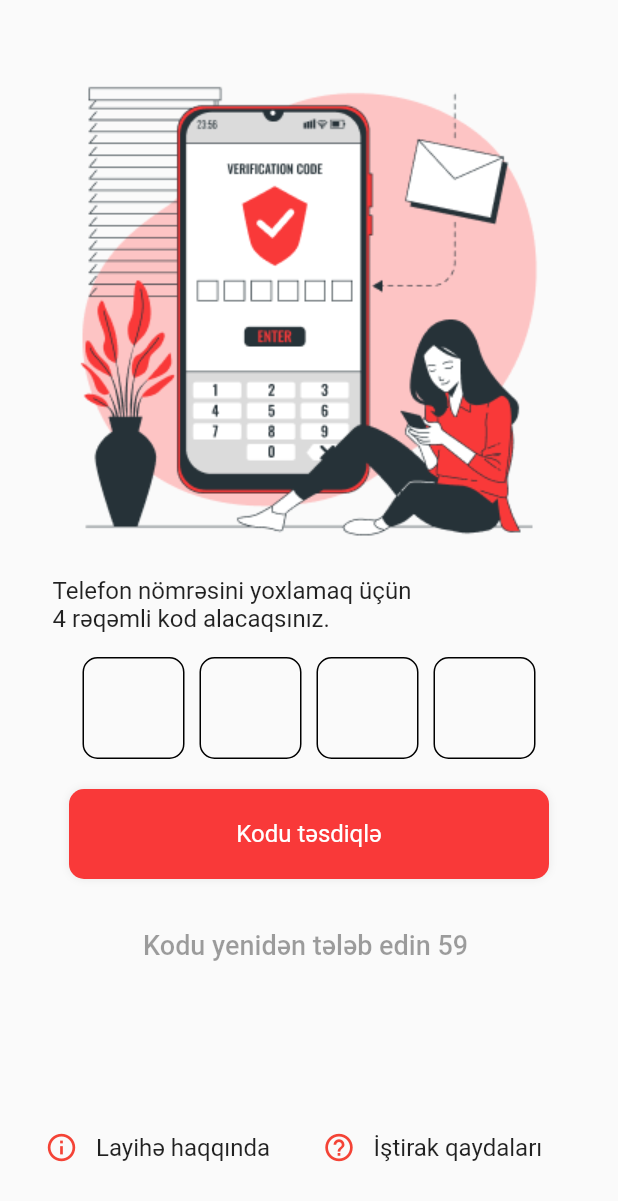
After one commit to ibragimazizli/hemreylik_app, a Flutter app: the screen it shows after launch, after a tap on "Daxil ol", on a phone screen of 412 x 824 dp. The commit adds this screen. Shown: the top 1201 px of the screen. Run offline on Flutter 3.47's test engine with Material 2 defaults, Android fonts, the phone set to English and light mode, and no system bars; our stand-ins replace intl_phone_number_input.

Commit message:
otp screen

```diff
--- a/lib/screens/home_screen.dart
+++ b/lib/screens/home_screen.dart
@@ -1,6 +1,6 @@
 import 'package:flutter/material.dart';
 
-import '../widgets/c_button.dart';
+import '../widgets/bottom_elements.dart';
 import '../widgets/input_box.dart';
 
 class HomeScreen extends StatefulWidget {
@@ -18,7 +18,7 @@ class _HomeScreenState extends State<HomeScreen> {
         child: SingleChildScrollView(
           scrollDirection: Axis.vertical,
           child: Column(
-            mainAxisAlignment: MainAxisAlignment.center,
+            mainAxisAlignment: MainAxisAlignment.spaceBetween,
             children: [
               SizedBox(
                 width: 320,
@@ -47,48 +47,9 @@ class _HomeScreenState extends State<HomeScreen> {
                 child: InputBox(),
               ),
               const SizedBox(
-                height: 16,
-              ),
-              const SubmitButton(
-                text: "Daxil ol",
-              ),
-              const SizedBox(
                 height: 200,
               ),
-              const Padding(
-                padding: EdgeInsets.symmetric(horizontal: 30.0),
-                child: Row(
-                  children: [
-                    Icon(
-                      Icons.info_outline,
-                      color: Colors.red,
-                      size: 22,
-                    ),
-                    SizedBox(
-                      width: 12,
-                    ),
-                    Text(
-                      "Layihə haqqında",
-                      style: TextStyle(fontSize: 16),
-                    ),
-                    SizedBox(
-                      width: 35,
-                    ),
-                    Icon(
-                      Icons.help_outline,
-                      color: Colors.red,
-                      size: 22,
-                    ),
-                    SizedBox(
-                      width: 12,
-                    ),
-                    Text(
-                      "İştirak qaydaları",
-                      style: TextStyle(fontSize: 16),
-                    )
-                  ],
-                ),
-              ),
+              BottomElements(),
             ],
           ),
         ),
--- /dev/null
+++ b/lib/screens/otp_screen.dart
@@ -0,0 +1,145 @@
+// ignore_for_file: library_private_types_in_public_api
+
+import 'package:flutter/material.dart';
+import 'package:hermeyliyin_sesi/screens/home_screen.dart';
+import 'package:hermeyliyin_sesi/widgets/bottom_elements.dart';
+import 'dart:async';
+
+import 'package:hermeyliyin_sesi/widgets/c_button.dart';
+
+import '../widgets/otp_boxes.dart';
+
+class OTPScreen extends StatefulWidget {
+  const OTPScreen({super.key});
+
+  @override
+  _OTPScreenState createState() => _OTPScreenState();
+}
+
+class _OTPScreenState extends State<OTPScreen> {
+  int _countdownTime = 60;
+  Timer? _timer;
+  final List<FocusNode> _focusNodes = List.generate(4, (index) => FocusNode());
+  final List<TextEditingController> _controllers = List.generate(
+    4,
+    (index) => TextEditingController(),
+  );
+
+  @override
+  void initState() {
+    super.initState();
+    startTimer();
+  }
+
+  void startTimer() {
+    _timer = Timer.periodic(const Duration(seconds: 1), (timer) {
+      setState(() {
+        if (_countdownTime > 0) {
+          _countdownTime--;
+        } else {
+          _timer?.cancel();
+        }
+      });
+    });
+  }
+
+  void _resendOTP() {
+    // Logic for resending OTP
+    startTimer();
+  }
+
+  @override
+  void dispose() {
+    _timer?.cancel();
+    super.dispose();
+  }
+
+  @override
+  Widget build(BuildContext context) {
+    return Scaffold(
+      body: Center(
+        child: SingleChildScrollView(
+          scrollDirection: Axis.vertical,
+          child: Column(
+            mainAxisAlignment: MainAxisAlignment.spaceBetween,
+            children: [
+              SizedBox(
+                width: 320,
+                height: 320,
+                child: Image.asset(
+                  'assets/images/otp.png',
+                  fit: BoxFit.cover,
+                ),
+              ),
+              const SizedBox(
+                height: 16,
+              ),
+              const Row(
+                children: [
+                  Padding(
+                    padding: EdgeInsets.symmetric(horizontal: 35.0),
+                    child: Text(
+                      "Telefon nömrəsini yoxlamaq üçün\n4 rəqəmli kod alacaqsınız.",
+                      style: TextStyle(fontSize: 16),
+                    ),
+                  ),
+                ],
+              ),
+              const SizedBox(
+                height: 16,
+              ),
+              Row(
+                mainAxisAlignment: MainAxisAlignment.center,
+                children: [
+                  OtpBoxes(
+                    controllers: _controllers,
+                    focusNodes: _focusNodes,
+                    index: 0,
+                  ),
+                  const SizedBox(width: 10),
+                  OtpBoxes(
+                    controllers: _controllers,
+                    focusNodes: _focusNodes,
+                    index: 1,
+                  ),
+                  const SizedBox(width: 10),
+                  OtpBoxes(
+                    controllers: _controllers,
+                    focusNodes: _focusNodes,
+                    index: 2,
+                  ),
+                  const SizedBox(width: 10),
+                  OtpBoxes(
+                    controllers: _controllers,
+                    focusNodes: _focusNodes,
+                    index: 3,
+                  ),
+                ],
+              ),
+              const SizedBox(height: 20),
+              SubmitButton(
+                onTap: () {
+                  Navigator.push(context,
+                      MaterialPageRoute(builder: (_) => const HomeScreen()));
+                },
+                text: "Kodu təsdiqlə",
+              ),
+              const SizedBox(height: 20),
+              TextButton(
+                onPressed: _countdownTime == 0 ? _resendOTP : null,
+                child: Text(
+                  'Kodu yenidən tələb edin $_countdownTime ',
+                  style: const TextStyle(fontSize: 18),
+                ),
+              ),
+              const SizedBox(
+                height: 100,
+              ),
+              const BottomElements(),
+            ],
+          ),
+        ),
+      ),
+    );
+  }
+}
--- /dev/null
+++ b/lib/widgets/bottom_elements.dart
@@ -0,0 +1,43 @@
+import 'package:flutter/material.dart';
+
+class BottomElements extends StatelessWidget {
+  const BottomElements({super.key});
+
+  @override
+  Widget build(BuildContext context) {
+    return const Padding(
+      padding: EdgeInsets.symmetric(horizontal: 30.0),
+      child: Row(
+        children: [
+          Icon(
+            Icons.info_outline,
+            color: Colors.red,
+            size: 22,
+          ),
+          SizedBox(
+            width: 12,
+          ),
+          Text(
+            "Layihə haqqında",
+            style: TextStyle(fontSize: 16),
+          ),
+          SizedBox(
+            width: 35,
+          ),
+          Icon(
+            Icons.help_outline,
+            color: Colors.red,
+            size: 22,
+          ),
+          SizedBox(
+            width: 12,
+          ),
+          Text(
+            "İştirak qaydaları",
+            style: TextStyle(fontSize: 16),
+          )
+        ],
+      ),
+    );
+  }
+}
--- a/lib/widgets/c_button.dart
+++ b/lib/widgets/c_button.dart
@@ -1,15 +1,20 @@
 import 'package:flutter/material.dart';
 
+// ignore: must_be_immutable
 class SubmitButton extends StatelessWidget {
   final String text;
-  const SubmitButton({
+  void Function() onTap;
+  SubmitButton({
     super.key,
+    required this.onTap,
     required this.text,
   });
 
   @override
   Widget build(BuildContext context) {
-    return Container(
+    return GestureDetector(
+      onTap: onTap,
+      child: Container(
         decoration: BoxDecoration(
           color: const Color.fromRGBO(249, 57, 57, 1),
           borderRadius: BorderRadius.circular(10),
@@ -33,6 +38,7 @@ class SubmitButton extends StatelessWidget {
             ),
           ),
         ),
+      ),
     );
   }
 }
--- a/lib/widgets/input_box.dart
+++ b/lib/widgets/input_box.dart
@@ -2,6 +2,9 @@
 
 import 'package:flutter/material.dart';
 import 'package:intl_phone_number_input/intl_phone_number_input.dart';
+
+import '../screens/otp_screen.dart';
+import 'c_button.dart';
 
 class InputBox extends StatefulWidget {
   const InputBox({Key? key}) : super(key: key);
@@ -19,7 +22,9 @@ class _InputBoxState extends State<InputBox> {
 
   @override
   Widget build(BuildContext context) {
-    return Form(
+    return Column(
+      children: [
+        Form(
           key: formKey,
           child: Container(
             decoration: BoxDecoration(
@@ -64,6 +69,19 @@ class _InputBoxState extends State<InputBox> {
               ],
             ),
           ),
+        ),
+        const SizedBox(
+          height: 16,
+        ),
+        SubmitButton(
+          onTap: () {
+            print(PhoneNumber().phoneNumber);
+            Navigator.push(
+                context, MaterialPageRoute(builder: (_) => const OTPScreen()));
+          },
+          text: "Daxil ol",
+        ),
+      ],
     );
   }
 
--- /dev/null
+++ b/lib/widgets/otp_boxes.dart
@@ -0,0 +1,54 @@
+import 'package:flutter/material.dart';
+
+class OtpBoxes extends StatelessWidget {
+  final List<FocusNode> focusNodes;
+  final List<TextEditingController> controllers;
+  final int index;
+  const OtpBoxes({
+    super.key,
+    required this.focusNodes,
+    required this.controllers, required this.index,
+  });
+
+  @override
+  Widget build(BuildContext context) {
+    return Container(
+      width: 68,
+      height: 68,
+      decoration: BoxDecoration(
+        borderRadius: BorderRadius.circular(10),
+        border: Border.all(width: 1),
+      ),
+      child: Center(
+        child: TextField(
+          controller: controllers[index],
+          focusNode: focusNodes[index],
+          textAlign: TextAlign.center,
+          keyboardType: TextInputType.number,
+          maxLength: 1,
+          style: const TextStyle(fontSize: 24),
+          decoration: const InputDecoration(
+            border: InputBorder.none,
+            counterText: '',
+          ),
+          onChanged: (value) {
+            if (value.isNotEmpty) {
+              focusNodes[index].unfocus();
+              if (index < 3) {
+                focusNodes[index + 1].requestFocus();
+              }
+              if (index == 3) {
+                // Perform verification or any other action
+              }
+            } else {
+              if (index > 0) {
+                focusNodes[index - 1].requestFocus();
+              }
+            }
+          },
+          autofillHints: const [AutofillHints.oneTimeCode],
+        ),
+      ),
+    );
+  }
+}
```
Also changed, not shown: assets/images/otp.png (added). Lines whose indentation alone changed are shown as unchanged.
